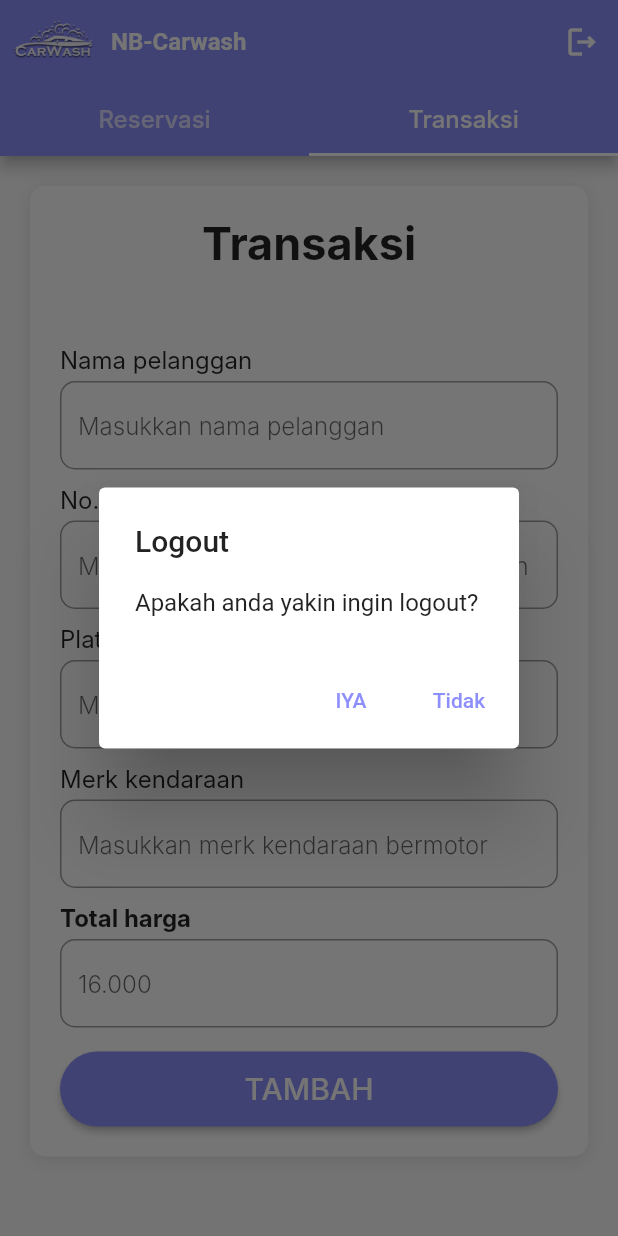
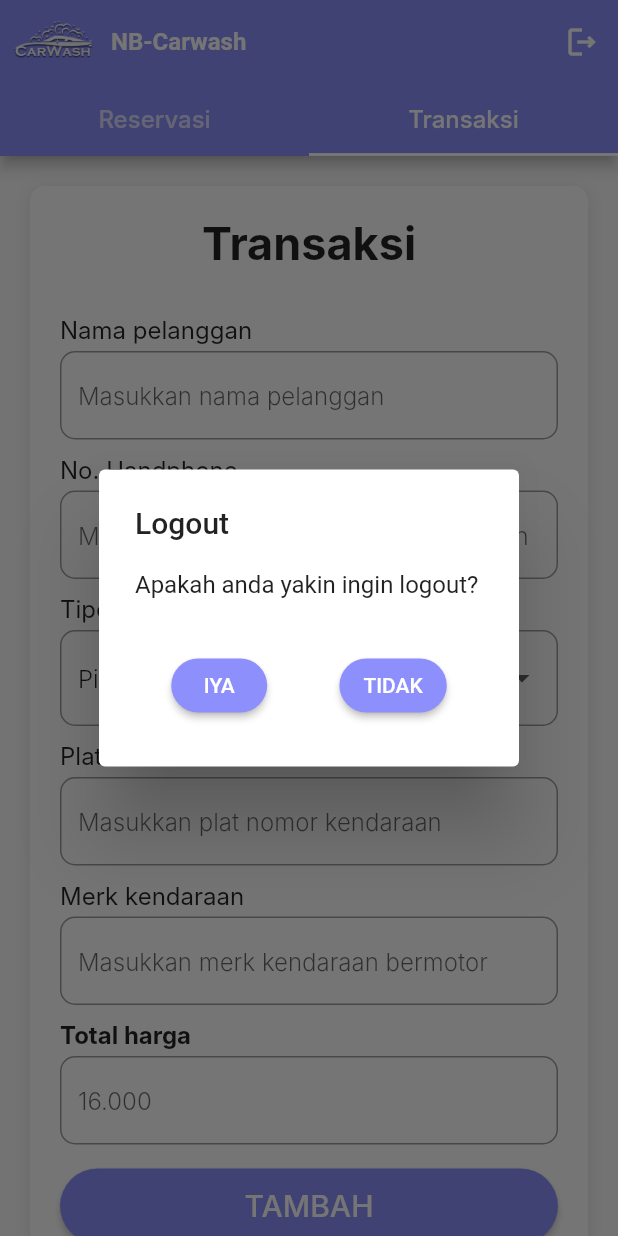
Before and after one commit to Malikibrah1m/project_NbCarwash_Mobile, a Flutter app: the Home screen opened directly, tab 2 chosen, after a tap on the "logout" icon, on a phone screen of 412 x 824 dp. Run offline on Flutter 3.47's test engine with Material 2 defaults, Android fonts, the phone set to English and light mode, and no system bars; our stand-ins replace dropdown_textfield; missing offline and left inert: splash_screen_view; Roboto replaces fonts that are missing (Inter).

Commit message:
rubah tampilan alertdialog logout, tambah content form transaksi

```diff
--- a/lib/page view/logout.dart
+++ b/lib/page view/logout.dart
@@ -7,18 +7,36 @@ class Logout extends StatelessWidget {
   @override
   Widget build(BuildContext context) {
     return AlertDialog(
+      actionsPadding: EdgeInsets.only(top: 10, bottom: 30),
       title: Text("Logout"),
       content: Text("Apakah anda yakin ingin logout?"),
       actions: [
-        TextButton(
-            onPressed: () {
-              Navigator.pushReplacement(
-                  context, MaterialPageRoute(builder: (context) => Login()));
-            },
-            child: Text("IYA")),
-        TextButton(
-            onPressed: () => Navigator.pop(context, 'Cancel'),
-            child: Text("Tidak")),
+        Row(
+          mainAxisAlignment: MainAxisAlignment.spaceEvenly,
+          children: [
+            ElevatedButton(
+                style: ElevatedButton.styleFrom(shape: StadiumBorder()),
+                onPressed: () {
+                  Navigator.pushReplacement(context,
+                      MaterialPageRoute(builder: (context) => Login()));
+                },
+                child: Text("IYA")),
+            ElevatedButton(
+                style: ElevatedButton.styleFrom(shape: StadiumBorder()),
+                onPressed: () => Navigator.pop(context, 'Cancel'),
+                child: Text("TIDAK"))
+          ],
+        ),
+
+        // TextButton(
+        //     onPressed: () {
+        //       Navigator.pushReplacement(
+        //           context, MaterialPageRoute(builder: (context) => Login()));
+        //     },
+        //     child: Text("IYA")),
+        // TextButton(
+        //     onPressed: () => Navigator.pop(context, 'Cancel'),
+        //     child: Text("Tidak")),
       ],
     );
   }
--- a/lib/page view/transaksi.dart
+++ b/lib/page view/transaksi.dart
@@ -10,7 +10,7 @@ class Transaksi extends StatefulWidget {
 
 class _TransaksiState extends State<Transaksi> {
   final TextEditingController _controller = new TextEditingController();
-  var items = ['Tipe pencucian 1', 'Tipe pencucian 2', 'Tipe pencucian 3'];
+  var _value = "-1";
   @override
   Widget build(BuildContext context) {
     return Scaffold(
@@ -40,7 +40,7 @@ class _TransaksiState extends State<Transaksi> {
               ),
             ),
             SizedBox(
-              height: 50,
+              height: 30,
             ),
             Text(
               'Nama pelanggan',
@@ -74,6 +74,52 @@ class _TransaksiState extends State<Transaksi> {
                   hintText: 'Masukkan nomor handphone pelanggan',
                   hintStyle: TextStyle(
                       fontFamily: "Inter", fontWeight: FontWeight.w300)),
+            ),
+            SizedBox(height: 10),
+            Text(
+              'Tipe pencucian',
+              style: TextStyle(
+                fontSize: 16,
+                fontFamily: "Inter",
+              ),
+            ),
+            SizedBox(height: 5),
+            Container(
+              // padding: EdgeInsets.only(left: 10, right: 10, bottom: 10),
+              child: DropdownButtonFormField(
+                decoration: InputDecoration(
+                    border: OutlineInputBorder(
+                        borderRadius: BorderRadius.circular(10))),
+                borderRadius: BorderRadius.circular(10),
+                value: _value,
+                items: const [
+                  DropdownMenuItem(
+                    child: Text(
+                      "Pilih tipe pencucian",
+                      style: TextStyle(
+                          fontFamily: "Inter", fontWeight: FontWeight.w300),
+                    ),
+                    value: "-1",
+                  ),
+                  DropdownMenuItem(
+                    child: Text("Tipe pencucian 1"),
+                    value: "1",
+                  ),
+                  DropdownMenuItem(
+                    child: Text("Tipe pencucian 2"),
+                    value: "2",
+                  ),
+                  DropdownMenuItem(
+                    child: Text("Tipe pencucian 3"),
+                    value: "3",
+                  ),
+                  DropdownMenuItem(
+                    child: Text("Tipe pencucian 4"),
+                    value: "4",
+                  ),
+                ],
+                onChanged: (v) {},
+              ),
             ),
             SizedBox(height: 10),
             Text(
```
Also changed, not shown: 1 other file.
